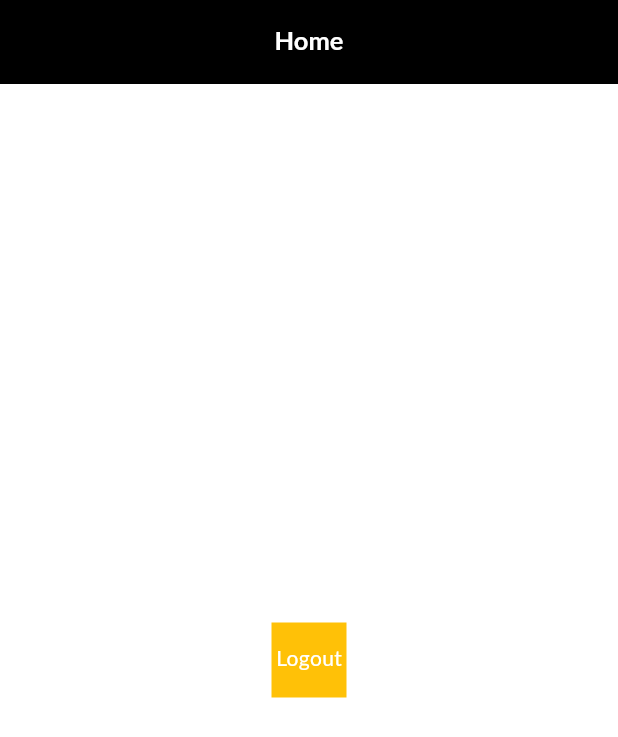
After one commit to letien91/nexle_testing, a Flutter app: the HomeScreen screen opened by its route, on a phone screen of 412 x 824 dp. The commit adds this screen. Shown: the top 737 px of the screen. Run offline on Flutter 3.47's test engine with Material 3 defaults, Android fonts, the phone set to English and light mode, and no system bars; our stand-ins replace cached_network_image, get, shared_preferences; accounts and stored records are empty.

Commit message:
add home screen and session service

```diff
--- a/nexle_testing/lib/main_binding.dart
+++ b/nexle_testing/lib/main_binding.dart
@@ -1,9 +1,11 @@
 import 'package:get/get.dart';
 import 'package:nexle_testing/services/api/api_respository.dart';
+import 'package:nexle_testing/services/app_services/session_service.dart';
 
 class MainBinding extends Bindings {
   @override
   void dependencies() {
     Get.put<ApiRepository>(ApiRepository(), permanent: true);
+    Get.put<SessionService>(SessionService(), permanent: true);
   }
 }
--- a/nexle_testing/lib/routes/routes.dart
+++ b/nexle_testing/lib/routes/routes.dart
@@ -4,6 +4,8 @@ import 'package:nexle_testing/screens/auth_screen/auth_binding.dart';
 import 'package:nexle_testing/screens/auth_screen/auth_screen.dart';
 import 'package:nexle_testing/screens/categories_screen/categories_binding.dart';
 import 'package:nexle_testing/screens/categories_screen/categories_screen.dart';
+import 'package:nexle_testing/screens/home_screen/home_binding.dart';
+import 'package:nexle_testing/screens/home_screen/home_screen.dart';
 import 'package:nexle_testing/screens/splash_screen/splash_binding.dart';
 import 'package:nexle_testing/screens/splash_screen/splash_screen.dart';
 
@@ -20,11 +22,12 @@ class Routes {
       page: () => const AuthScreen(),
       binding: AuthBinding(),
     ),
-    // GetPage<dynamic>(
-    //   name: RoutesName.home,
-    //   page: () => const SplashScreen(),
-    //   binding: SplashBinding(),
-    // ),
+    GetPage<dynamic>(
+      name: RoutesName.home,
+      page: () => const HomeScreen(),
+      binding: HomeBinding(),
+      children: const <GetPage<dynamic>>[],
+    ),
     GetPage<dynamic>(
       name: RoutesName.categories,
       page: () => const CategoriesScreen(),
--- /dev/null
+++ b/nexle_testing/lib/screens/home_screen/home_binding.dart
@@ -0,0 +1,9 @@
+import 'package:get/get.dart';
+import 'package:nexle_testing/screens/home_screen/home_controller.dart';
+
+class HomeBinding extends Bindings {
+  @override
+  void dependencies() {
+    Get.lazyPut<HomeController>(() => HomeController());
+  }
+}
--- /dev/null
+++ b/nexle_testing/lib/screens/home_screen/home_controller.dart
@@ -0,0 +1,9 @@
+import 'package:get/get.dart';
+import 'package:nexle_testing/services/app_services/session_service.dart';
+
+class HomeController extends GetxController {
+  void logout() async {
+    final SessionService sessionService = Get.find<SessionService>();
+    sessionService.logout();
+  }
+}
--- /dev/null
+++ b/nexle_testing/lib/screens/home_screen/home_screen.dart
@@ -0,0 +1,38 @@
+import 'package:flutter/material.dart';
+import 'package:get/get.dart';
+import 'package:nexle_testing/screens/home_screen/home_controller.dart';
+import 'package:nexle_testing/utils/common_components.dart';
+
+class HomeScreen extends GetView<HomeController> {
+  const HomeScreen({super.key});
+
+  @override
+  Widget build(BuildContext context) {
+    return Scaffold(
+      appBar: CommonComp.createAppBar(
+        title: 'Home',
+        leading: const SizedBox(),
+      ),
+      body: SafeArea(
+        child: Container(
+          color: Colors.white,
+          child: Center(
+            child: GestureDetector(
+              onTap: () {
+                controller.logout();
+              },
+              child: Container(
+                color: Colors.amber,
+                height: 50,
+                width: 50,
+                child: Center(
+                  child: CommonComp.setRegularText(txt: 'Logout'),
+                ),
+              ),
+            ),
+          ),
+        ),
+      ),
+    );
+  }
+}
--- a/nexle_testing/lib/screens/splash_screen/splash_controller.dart
+++ b/nexle_testing/lib/screens/splash_screen/splash_controller.dart
@@ -10,6 +10,6 @@ class SplashController extends GetxController {
 
     final SharedPreferences preferences = Get.find<SharedPreferences>();
     final String? token = preferences.getString(kAuthorizationKey);
-    Get.toNamed(token != null ? RoutesName.home : RoutesName.auth);
+    Get.offAllNamed(token != null ? RoutesName.home : RoutesName.auth);
   }
 }
--- /dev/null
+++ b/nexle_testing/lib/services/app_services/session_service.dart
@@ -0,0 +1,31 @@
+import 'package:get/get.dart';
+import 'package:nexle_testing/constants/strings.dart';
+import 'package:nexle_testing/models/user.dart';
+import 'package:nexle_testing/routes/routes_name.dart';
+import 'package:shared_preferences/shared_preferences.dart';
+
+class SessionService extends GetxService {
+  User account = User();
+  String? accessToken;
+  String? refreshToken;
+
+  void setUser(User user) {
+    if (user.id == null) {
+      return;
+    }
+    account = user;
+  }
+
+  Future<void> logout() async {
+    final SharedPreferences preferences = Get.find<SharedPreferences>();
+    await Future.wait(<Future<bool>>[
+      preferences.remove(kAuthorizationKey),
+      preferences.remove(kUserCategoriesKey),
+    ]);
+    account = User();
+    accessToken = null;
+    refreshToken = null;
+
+    Get.offNamed(RoutesName.auth);
+  }
+}
```
Also changed, not shown: nexle_testing/lib/screens/auth_screen/auth_controller.dart (+6 -1 lines).
